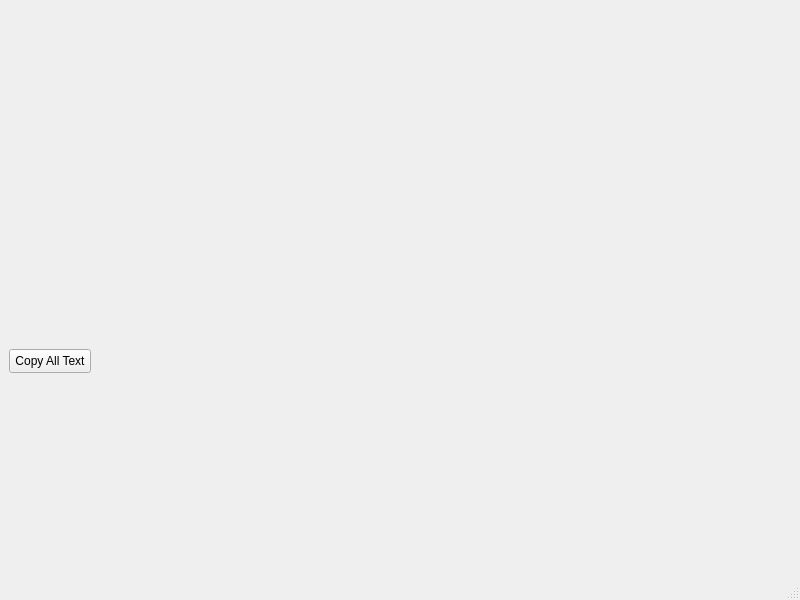
This is mainwindow.ui in vlad1998arabadzhy/fishAI as Qt 5 draws it before an edit. The edited form follows.
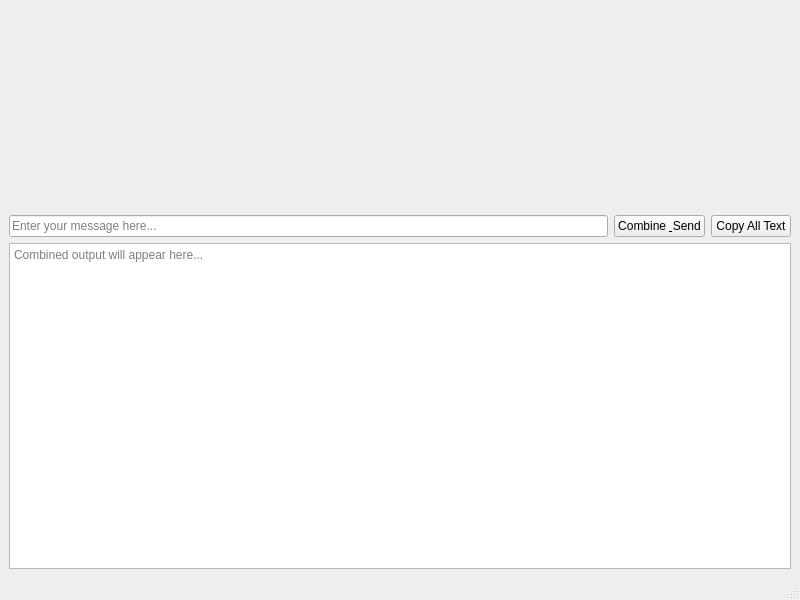
This is the edited form. Custom widgets are drawn as their Qt base class.

Commit message:
Integrate ConsoleMessageCombiner into MainWindow
- Added ConsoleMessageCombiner member to MainWindow class
- Created new slot on_combineButton_clicked() to handle message combining
- Updated UI layout to include:
  * QLineEdit (messageBox) for user input
  * QPushButton (combineButton) to trigger combining
  * QTextEdit (answerBox) to display combined output
- Initialized message combiner with system prompt on MainWindow construction
- Properly cleaned up combiner in destructor

```diff
--- a/mainwindow.ui
+++ b/mainwindow.ui
@@ -17,19 +17,53 @@
    <layout class="QVBoxLayout">
     <item>
      <widget class="TerminalWidget" name="terminalWidget" native="true">
-      <widget class="QPushButton" name="pushButton">
-       <property name="geometry">
-        <rect>
-         <x>0</x>
-         <y>340</y>
-         <width>82</width>
-         <height>24</height>
-        </rect>
-       </property>
-       <property name="text">
-        <string>Copy All Text</string>
-       </property>
-      </widget>
+      <property name="minimumSize">
+       <size>
+        <width>0</width>
+        <height>200</height>
+       </size>
+      </property>
+     </widget>
+    </item>
+    <item>
+     <layout class="QHBoxLayout">
+      <item>
+       <widget class="QLineEdit" name="messageBox">
+        <property name="placeholderText">
+         <string>Enter your message here...</string>
+        </property>
+       </widget>
+      </item>
+      <item>
+       <widget class="QPushButton" name="combineButton">
+        <property name="text">
+         <string>Combine &amp; Send</string>
+        </property>
+       </widget>
+      </item>
+      <item>
+       <widget class="QPushButton" name="pushButton">
+        <property name="text">
+         <string>Copy All Text</string>
+        </property>
+       </widget>
+      </item>
+     </layout>
+    </item>
+    <item>
+     <widget class="QTextEdit" name="answerBox">
+      <property name="minimumSize">
+       <size>
+        <width>0</width>
+        <height>150</height>
+       </size>
+      </property>
+      <property name="readOnly">
+       <bool>true</bool>
+      </property>
+      <property name="placeholderText">
+       <string>Combined output will appear here...</string>
+      </property>
      </widget>
     </item>
    </layout>
```
The commit also changes 2 other files.
